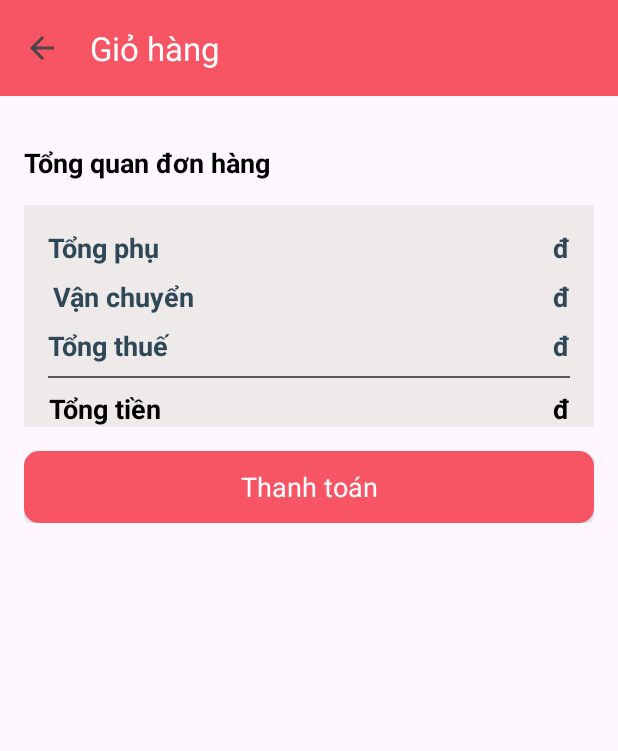
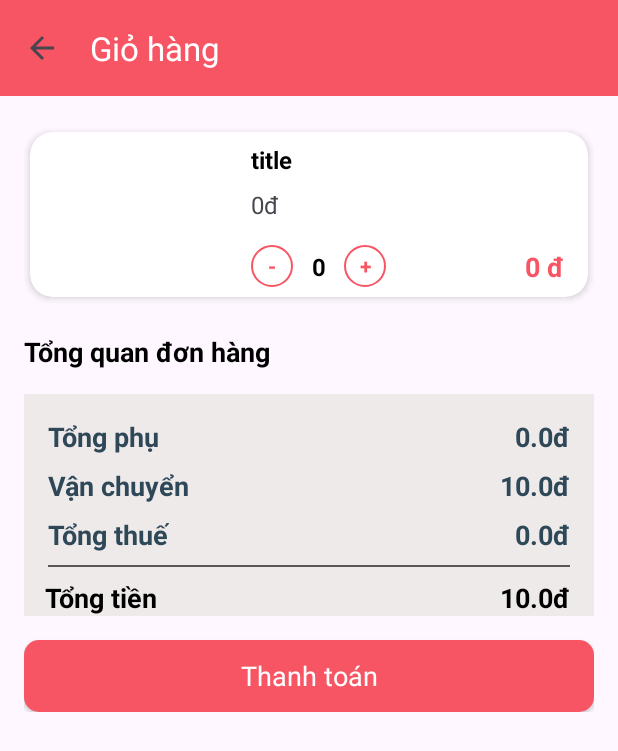
Before and after one commit to Nguyennhuttan2004/DoAn-MobileApp, an Android app: the GioHangActivity screen opened directly, with no data from a screen before it, on a phone screen of 412 x 824 dp. Shown: the top 751 px of the screen. Run offline under Robolectric (Android 15) with nearby library versions, the phone set to English and light mode, and no system bars; pictures from the network do not load; 6 statements that could not run were skipped.

Commit message:
Them vao gio hang

```diff
--- a/app/src/main/java/Activity/GioHangActivity.java
+++ b/app/src/main/java/Activity/GioHangActivity.java
@@ -4,19 +4,105 @@ import androidx.appcompat.app.AppCompatActivity;
 
 import android.annotation.SuppressLint;
 import android.os.Bundle;
+import android.view.View;
+import android.widget.Button;
+import android.widget.ScrollView;
+import android.widget.TextView;
+
 import androidx.appcompat.widget.Toolbar;
+import androidx.cardview.widget.CardView;
+import androidx.recyclerview.widget.LinearLayoutManager;
+import androidx.recyclerview.widget.RecyclerView;
 
 import com.example.doan_mobileapp.R;
 
+import Adapter.CartAdapter;
+import Helper.ChangeNumberItemsListener;
+import Helper.ManagmentGiohang;
+
 public class GioHangActivity extends AppCompatActivity {
-    Toolbar tb;
+    Toolbar tbGiohang;
+    TextView txtTotalFee,txtTax,txtDelivery,txtTotal,txtEmpty;
+    Button btntt;
+    RecyclerView rvGiohang;
+    ScrollView scrollViewGH;
+
+    private RecyclerView.Adapter adapter;
+    private ManagmentGiohang managmentGiohang;
+    private double tax;
+
     @Override
     protected void onCreate(Bundle savedInstanceState) {
         super.onCreate(savedInstanceState);
         setContentView(R.layout.activity_gio_hang);
 
-        tb=findViewById(R.id.tbGiohang);
-        setSupportActionBar(tb);
+        tbGiohang=findViewById(R.id.tbGiohang);
+        setSupportActionBar(tbGiohang);
+        getSupportActionBar().setDisplayHomeAsUpEnabled(true);
+
+        managmentGiohang=new ManagmentGiohang(this);
+        addControls();
+        ToolbarBack();
+
+        setVariable();
+        calculateCart();
+        initList();
+    }
+
+    private void initList() {
+        if(managmentGiohang.getListCart().isEmpty()){
+            txtEmpty.setVisibility(View.VISIBLE);
+            scrollViewGH.setVisibility(View.GONE);
+        }
+        else {
+            txtEmpty.setVisibility(View.GONE);
+            scrollViewGH.setVisibility(View.VISIBLE);
+        }
+
+        LinearLayoutManager linearLayoutManager=new LinearLayoutManager(this,LinearLayoutManager.HORIZONTAL,false);
+        rvGiohang.setLayoutManager(linearLayoutManager);
+        adapter= new CartAdapter(managmentGiohang.getListCart(), this, new ChangeNumberItemsListener() {
+            @Override
+            public void change() {
+                calculateCart();
+            }
+        });
+        rvGiohang.setAdapter(adapter);
+    }
+
+
+    private void calculateCart() {
+        double percentTax=0.02;
+        double delivery=10;
+
+        tax=Math.round(managmentGiohang.getTotalFee()*percentTax*100.0)/100;
+
+        double total= Math.round((managmentGiohang.getTotalFee()+tax+delivery)*100)/100;
+        double itemTotal=Math.round(managmentGiohang.getTotalFee()*100)/100;
+
+        txtTotalFee.setText(itemTotal+"đ");
+        txtTax.setText(tax+"đ");
+        txtDelivery.setText(delivery+"đ");
+        txtTotal.setText(total+"đ");
+    }
+
+    private void ToolbarBack() {
+        tbGiohang = findViewById(R.id.tbGiohang);
+        setSupportActionBar(tbGiohang);
         getSupportActionBar().setDisplayHomeAsUpEnabled(true);
     }
+
+    private void setVariable() {
+
+    }
+    private void addControls() {
+        txtTotalFee=findViewById(R.id.txtTotalFee);
+        txtTax=findViewById(R.id.txtTax);
+        txtDelivery=findViewById(R.id.txtDelivery);
+        txtTotal=findViewById(R.id.txtTotal);
+        txtEmpty=findViewById(R.id.txtEmpty);
+        btntt=findViewById(R.id.btntt);
+        rvGiohang=findViewById(R.id.rvGiohang);
+        scrollViewGH=findViewById(R.id.scrollViewGH);
+    }
 }
--- a/app/src/main/java/Activity/MainActivity.java
+++ b/app/src/main/java/Activity/MainActivity.java
@@ -64,9 +64,7 @@ public class MainActivity extends AppCompatActivity implements NavigationView.On
     }
 
     private void setVariable() {
-        searchBtn.setOnClickListener(new View.OnClickListener() {
-            @Override
-            public void onClick(View v) {
+        searchBtn.setOnClickListener(v -> {
             String text= editSearch.getText().toString().trim();
             if(!text.isEmpty()){
                 Intent it = new Intent(MainActivity.this, DanhMucActivity.class);
@@ -74,8 +72,8 @@ public class MainActivity extends AppCompatActivity implements NavigationView.On
                 it.putExtra("isSearch",true);
                 startActivity(it);
             }
-            }
         });
+
     }
 
     private void initBestfood() {
--- /dev/null
+++ b/app/src/main/java/Adapter/CartAdapter.java
@@ -0,0 +1,100 @@
+package Adapter;
+
+import android.content.Context;
+import android.view.LayoutInflater;
+import android.view.View;
+import android.view.ViewGroup;
+import android.widget.ImageView;
+import android.widget.TextView;
+
+import androidx.annotation.NonNull;
+import androidx.recyclerview.widget.RecyclerView;
+
+import com.bumptech.glide.Glide;
+import com.bumptech.glide.load.resource.bitmap.CenterCrop;
+import com.bumptech.glide.load.resource.bitmap.RoundedCorners;
+import com.example.doan_mobileapp.R;
+
+import java.util.ArrayList;
+
+import Helper.ChangeNumberItemsListener;
+import Helper.ManagmentGiohang;
+import model.SanPham;
+
+public class CartAdapter extends RecyclerView.Adapter<CartAdapter.viewholder> {
+    ArrayList<SanPham> list;
+    private ManagmentGiohang managmentGiohang;
+    ChangeNumberItemsListener changeNumberItemsListener;
+
+    public CartAdapter(ArrayList<SanPham> list, Context context, ChangeNumberItemsListener changeNumberItemsListener) {
+        this.list = list;
+        managmentGiohang=new ManagmentGiohang(context);
+        this.changeNumberItemsListener = changeNumberItemsListener;
+    }
+
+    @NonNull
+    @Override
+    public CartAdapter.viewholder onCreateViewHolder(@NonNull ViewGroup parent, int viewType) {
+        View inflate= LayoutInflater.from(parent.getContext()).inflate(R.layout.viewholder_cart,parent,false);
+
+        return new viewholder(inflate);
+    }
+
+    @Override
+    public void onBindViewHolder(@NonNull CartAdapter.viewholder holder, int position) {
+        holder.txtTitle.setText(list.get(position).getTen());
+        holder.txtTotalPrice.setText(list.get(position).getGia()+"đ");
+        holder.txtPrice.setText(list.get(position).getNumInCart()+"*đ"+(
+                list.get(position).getNumInCart()*list.get(position).getGia()));
+        holder.txtNumberItem.setText(list.get(position).getNumInCart()+"");
+        Glide.with(holder.itemView.getContext())
+                .load(list.get(position).getHinh())
+                .transform(new CenterCrop(), new RoundedCorners(30))
+                .into(holder.pic);
+        holder.btnPlusCart.setOnClickListener(new View.OnClickListener() {
+            @Override
+            public void onClick(View v) {
+                managmentGiohang.plusNumberItem(list, position, new ChangeNumberItemsListener() {
+                    @Override
+                    public void change() {
+                        notifyDataSetChanged();
+                        changeNumberItemsListener.change();
+                    }
+                });
+            }
+        });
+        holder.btnMinusCart.setOnClickListener(new View.OnClickListener() {
+            @Override
+            public void onClick(View v) {
+                managmentGiohang.minusNumberItem(list, position, new ChangeNumberItemsListener() {
+                    @Override
+                    public void change() {
+                        notifyDataSetChanged();
+                        changeNumberItemsListener.change();
+                    }
+                });
+            }
+        });
+    }
+
+    @Override
+    public int getItemCount() {
+        return list.size();
+    }
+
+    public class viewholder extends RecyclerView.ViewHolder{
+        TextView txtTitle,txtTotalPrice,btnPlusCart,btnMinusCart;
+        ImageView pic;
+        TextView txtPrice,txtNumberItem;
+        public viewholder(@NonNull View itemView) {
+            super(itemView);
+            txtTitle=itemView.findViewById(R.id.txtTitle);
+            txtTotalPrice=itemView.findViewById(R.id.txtTotalPrice);
+            btnPlusCart=itemView.findViewById(R.id.btnPlusCart);
+            btnMinusCart=itemView.findViewById(R.id.btnMinusCart);
+            pic=itemView.findViewById(R.id.pic);
+            txtPrice=itemView.findViewById(R.id.txtPrice);
+            txtNumberItem=itemView.findViewById(R.id.txtNumberItem);
+        }
+    }
+}
--- a/app/src/main/res/layout/activity_gio_hang.xml
+++ b/app/src/main/res/layout/activity_gio_hang.xml
@@ -17,8 +17,19 @@
         app:title="Giỏ hàng"
         app:titleTextColor="@color/white" />
 
+    <TextView
+        android:id="@+id/txtEmpty"
+        android:layout_width="wrap_content"
+        android:layout_height="wrap_content"
+        android:text="Giỏ hàng của bạn đang trống"
+        android:visibility="gone"
+        app:layout_constraintBottom_toBottomOf="@+id/scrollViewGH"
+        app:layout_constraintEnd_toEndOf="@+id/scrollViewGH"
+        app:layout_constraintStart_toStartOf="@+id/scrollViewGH"
+        app:layout_constraintTop_toTopOf="parent" />
+
     <ScrollView
-        android:id="@+id/scrollView2"
+        android:id="@+id/scrollViewGH"
         android:layout_width="match_parent"
         android:layout_height="0dp"
         app:layout_constraintBottom_toBottomOf="parent"
@@ -33,7 +44,7 @@
             android:padding="16dp">
 
             <androidx.recyclerview.widget.RecyclerView
-                android:id="@+id/giohangview"
+                android:id="@+id/rvGiohang"
                 android:layout_width="match_parent"
                 android:layout_height="match_parent"
                 android:clipToPadding="false" />
@@ -73,11 +84,9 @@
                     android:layout_height="wrap_content"
                     android:layout_marginStart="16dp"
                     android:layout_marginTop="8dp"
-                    android:layout_marginEnd="235dp"
                     android:layout_marginBottom="8dp"
                     android:text="Vận chuyển"
                     app:layout_constraintBottom_toTopOf="@+id/txtTongThue"
-                    app:layout_constraintEnd_toStartOf="@+id/textView8"
                     app:layout_constraintStart_toStartOf="parent"
                     app:layout_constraintTop_toBottomOf="@+id/txtTongphu" />
 
@@ -90,13 +99,13 @@
                     android:layout_marginTop="8dp"
                     android:layout_marginEnd="248dp"
                     android:text="Tổng thuế"
-                    app:layout_constraintEnd_toStartOf="@+id/textView7"
+                    app:layout_constraintEnd_toStartOf="@+id/txtTax"
                     app:layout_constraintHorizontal_bias="0.0"
                     app:layout_constraintStart_toStartOf="parent"
                     app:layout_constraintTop_toBottomOf="@+id/txtVanChuyen" />
 
                 <TextView
-                    android:id="@+id/textView6"
+                    android:id="@+id/txtTotalFee"
                     style="@style/textStyle"
                     android:layout_width="wrap_content"
                     android:layout_height="wrap_content"
@@ -107,7 +116,7 @@
                     app:layout_constraintTop_toTopOf="parent" />
 
                 <TextView
-                    android:id="@+id/textView7"
+                    android:id="@+id/txtTax"
                     style="@style/textStyle"
                     android:layout_width="wrap_content"
                     android:layout_height="wrap_content"
@@ -115,10 +124,10 @@
                     android:layout_marginEnd="16dp"
                     android:text="đ"
                     app:layout_constraintEnd_toEndOf="parent"
-                    app:layout_constraintTop_toBottomOf="@+id/textView8" />
+                    app:layout_constraintTop_toBottomOf="@+id/txtDelivery" />
 
                 <TextView
-                    android:id="@+id/textView8"
+                    android:id="@+id/txtDelivery"
                     style="@style/textStyle"
                     android:layout_width="wrap_content"
                     android:layout_height="wrap_content"
@@ -126,7 +135,7 @@
                     android:layout_marginEnd="16dp"
                     android:text="đ"
                     app:layout_constraintEnd_toEndOf="parent"
-                    app:layout_constraintTop_toBottomOf="@+id/textView6" />
+                    app:layout_constraintTop_toBottomOf="@+id/txtTotalFee" />
 
                 <View
                     android:id="@+id/view2"
@@ -147,13 +156,13 @@
                     android:layout_height="wrap_content"
                     android:layout_marginTop="8dp"
                     android:text="Tổng tiền"
-                    app:layout_constraintEnd_toStartOf="@+id/textView10"
+                    app:layout_constraintEnd_toStartOf="@+id/txtTotal"
                     app:layout_constraintHorizontal_bias="0.059"
                     app:layout_constraintStart_toStartOf="parent"
                     app:layout_constraintTop_toBottomOf="@+id/view2" />
 
                 <TextView
-                    android:id="@+id/textView10"
+                    android:id="@+id/txtTotal"
                     style="@style/textStyleBold"
                     android:layout_width="wrap_content"
                     android:layout_height="wrap_content"
--- /dev/null
+++ b/app/src/main/res/layout/viewholder_cart.xml
@@ -0,0 +1,111 @@
+<?xml version="1.0" encoding="utf-8"?>
+<androidx.cardview.widget.CardView xmlns:android="http://schemas.android.com/apk/res/android"
+    xmlns:app="http://schemas.android.com/apk/res-auto"
+    xmlns:tools="http://schemas.android.com/tools"
+    android:layout_width="match_parent"
+    android:layout_height="110dp"
+    android:layout_marginStart="4dp"
+    android:layout_marginTop="8dp"
+    android:layout_marginEnd="4dp"
+    android:layout_marginBottom="8dp"
+    app:cardCornerRadius="15dp"
+    app:cardElevation="3dp">
+
+    <androidx.constraintlayout.widget.ConstraintLayout
+        android:layout_width="match_parent"
+        android:layout_height="match_parent">
+
+        <ImageView
+            android:id="@+id/pic"
+            android:layout_width="123dp"
+            android:layout_height="96dp"
+            android:layout_marginStart="8dp"
+            app:layout_constraintBottom_toBottomOf="parent"
+            app:layout_constraintStart_toStartOf="parent"
+            app:layout_constraintTop_toTopOf="parent" />
+
+        <TextView
+            android:id="@+id/txtTitle"
+            android:layout_width="wrap_content"
+            android:layout_height="wrap_content"
+            android:layout_marginStart="16dp"
+            android:text="title"
+            android:textColor="@color/black"
+            android:textStyle="bold"
+            android:textSize="16sp"
+            app:layout_constraintStart_toEndOf="@+id/pic"
+            app:layout_constraintTop_toTopOf="@+id/pic" />
+
+        <TextView
+            android:id="@+id/txtPrice"
+            android:layout_width="wrap_content"
+            android:layout_height="wrap_content"
+            android:layout_marginTop="8dp"
+            android:text="0đ"
+            android:textSize="16sp"
+            app:layout_constraintStart_toStartOf="@+id/txtTitle"
+            app:layout_constraintTop_toBottomOf="@+id/txtTitle" />
+
+        <TextView
+            android:id="@+id/txtTotalPrice"
+            android:layout_width="wrap_content"
+            android:layout_height="wrap_content"
+            android:layout_marginEnd="16dp"
+            android:layout_marginBottom="8dp"
+            android:text="0 đ"
+            android:textColor="@color/red"
+            android:textSize="18sp"
+            android:textStyle="bold"
+            app:layout_constraintBottom_toBottomOf="parent"
+            app:layout_constraintEnd_toEndOf="parent" />
+
+        <androidx.constraintlayout.widget.ConstraintLayout
+            android:layout_width="90dp"
+            android:layout_height="wrap_content"
+            app:layout_constraintBottom_toBottomOf="@+id/pic"
+            app:layout_constraintStart_toStartOf="@+id/txtPrice">
+
+            <TextView
+                android:id="@+id/txtNumberItem"
+                android:layout_width="24dp"
+                android:layout_height="wrap_content"
+                android:text="0"
+                android:textColor="@color/black"
+                android:textStyle="bold"
+                android:textSize="16sp"
+                android:gravity="center"
+                app:layout_constraintBottom_toBottomOf="parent"
+                app:layout_constraintTop_toTopOf="parent"
+                app:layout_constraintEnd_toStartOf="@+id/btnPlusCart"
+                app:layout_constraintStart_toEndOf="@+id/btnMinusCart"
+                tools:layout_editor_absoluteY="0dp" />
+
+            <TextView
+                android:id="@+id/btnMinusCart"
+                android:layout_width="28dp"
+                android:layout_height="28dp"
+                android:text="-"
+                android:background="@drawable/edittext_background"
+                android:textStyle="bold"
+                android:gravity="center"
+                android:textColor="@color/red"
+                app:layout_constraintBottom_toBottomOf="parent"
+                app:layout_constraintStart_toStartOf="parent"
+                app:layout_constraintTop_toTopOf="parent" />
+
+            <TextView
+                android:id="@+id/btnPlusCart"
+                android:layout_width="28dp"
+                android:layout_height="28dp"
+                android:text="+"
+                android:background="@drawable/edittext_background"
+                android:textColor="@color/red"
+                android:textStyle="bold"
+                android:gravity="center"
+                app:layout_constraintBottom_toBottomOf="parent"
+                app:layout_constraintEnd_toEndOf="parent"
+                app:layout_constraintHorizontal_bias="1.0"
+                app:layout_constraintStart_toEndOf="@+id/btnMinusCart" />
+        </androidx.constraintlayout.widget.ConstraintLayout>
+    </androidx.constraintlayout.widget.ConstraintLayout>
+</androidx.cardview.widget.CardView>
```
Also changed, not shown: app/src/main/java/Activity/ChiTietActivity.java (+21 -5 lines), app/src/main/res/layout/activity_chi_tiet.xml (+47 -21 lines). Lines whose indentation alone changed are shown as unchanged.
